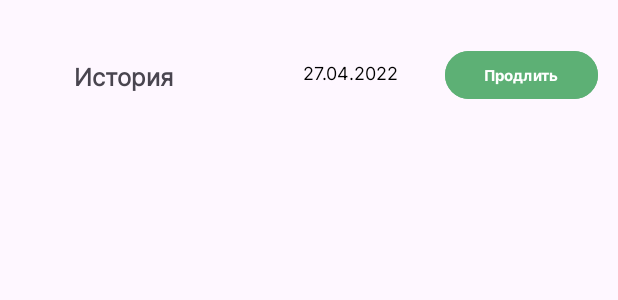
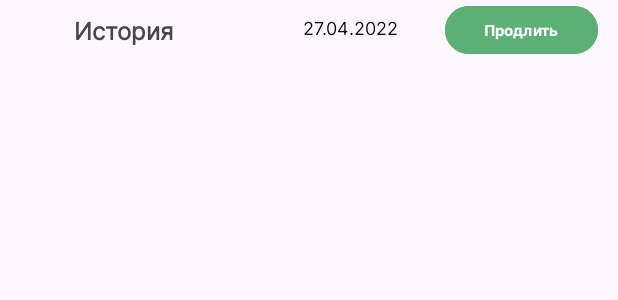
Before and after one commit to Natshark/PROBiblioteku, an Android app: the layout list_item.xml on its own in the app's theme, with its tools: preview values and no code run, on a phone screen of 412 x 824 dp. Shown: the top 300 px of the screen. Run offline under Robolectric (Android 15) with nearby library versions, the phone set to English and light mode, and no system bars.

Commit message:
micro fix

```diff
--- a/app/src/main/res/layout/activity_profile.xml
+++ b/app/src/main/res/layout/activity_profile.xml
@@ -32,6 +32,7 @@
         android:layout_width="229dp"
         android:layout_height="62dp"
         android:layout_gravity="center"
+        android:layout_marginStart="6dp"
         android:fontFamily="@font/inter"
         android:gravity="center"
         android:textAlignment="textStart"
--- a/app/src/main/res/layout/list_item.xml
+++ b/app/src/main/res/layout/list_item.xml
@@ -3,12 +3,12 @@
     xmlns:app="http://schemas.android.com/apk/res-auto"
     xmlns:tools="http://schemas.android.com/tools"
     android:layout_width="match_parent"
-    android:layout_height="100dp">
+    android:layout_height="wrap_content">
 
     <TextView
         android:id="@+id/bookNameTextView"
         android:layout_width="148dp"
-        android:layout_height="102dp"
+        android:layout_height="wrap_content"
         android:layout_marginStart="8dp"
         android:fontFamily="@font/inter"
         android:gravity="center_vertical"
```
Also changed, not shown: 1 other file.
